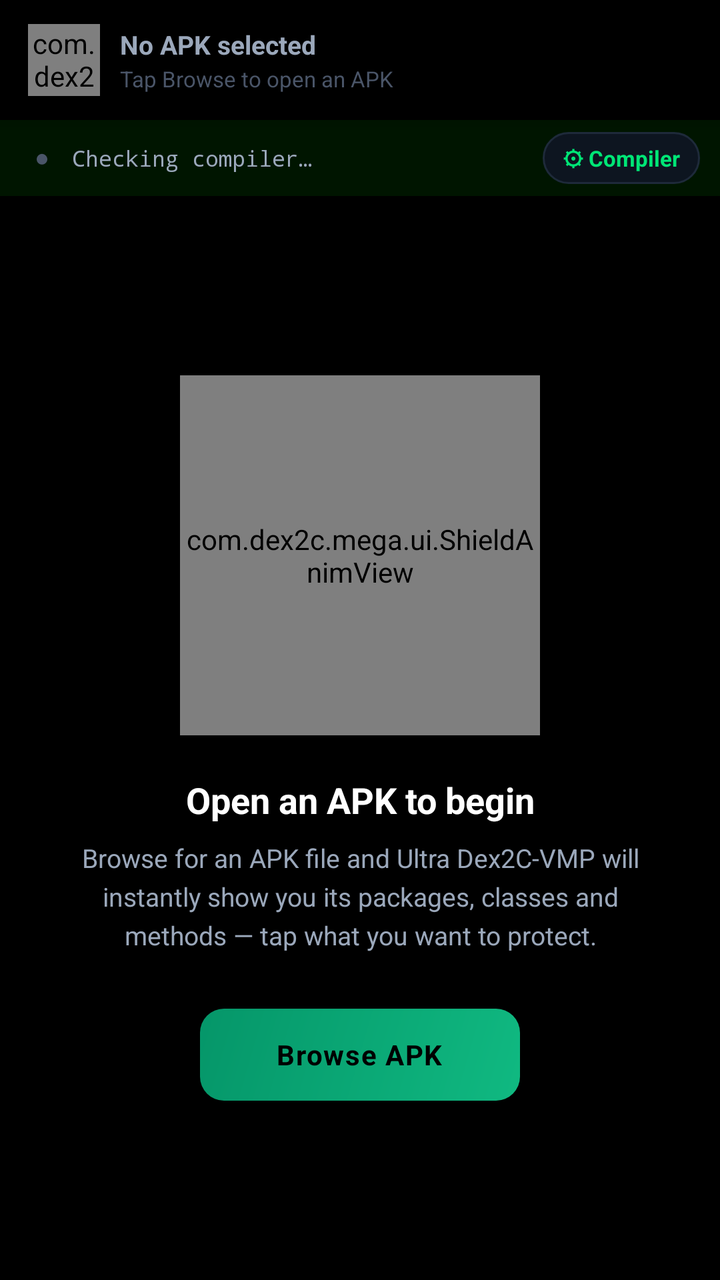
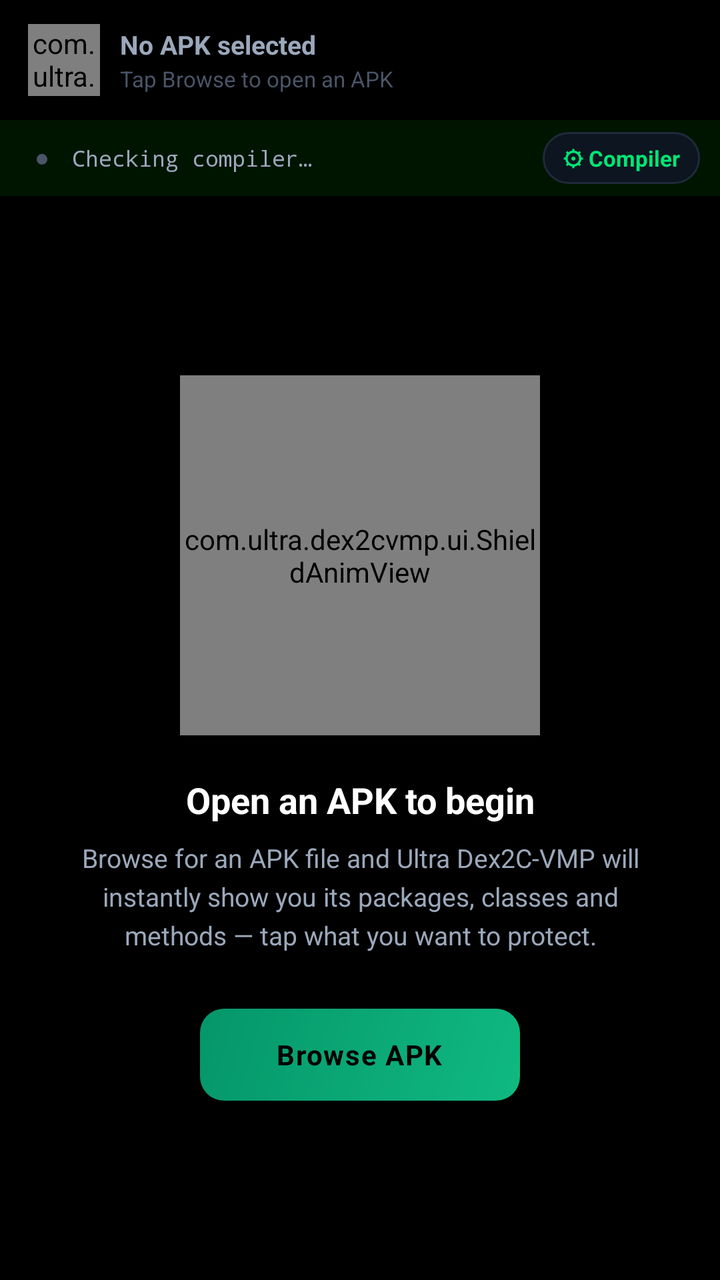

Compare the two renders of this Android layout. The source of the first and the diff that turns it into the second are given below.
<!-- AndroidManifest.xml: application theme Theme.Dex2cMega -->
<!-- res/layout/fragment_protect.xml -->
<?xml version="1.0" encoding="utf-8"?>
<LinearLayout xmlns:android="http://schemas.android.com/apk/res/android"
    xmlns:app="http://schemas.android.com/apk/res-auto"
    android:layout_width="match_parent"
    android:layout_height="match_parent"
    android:orientation="vertical"
    android:background="@color/bg_dark">

    
    <LinearLayout
        android:id="@+id/bar_apk"
        android:layout_width="match_parent"
        android:layout_height="wrap_content"
        android:orientation="horizontal"
        android:gravity="center_vertical"
        android:background="@color/nav_bg"
        android:paddingStart="14dp"
        android:paddingEnd="10dp"
        android:paddingTop="12dp"
        android:paddingBottom="12dp"
        android:elevation="4dp">

        
        <com.dex2c.mega.ui.ShieldAnimView
            android:layout_width="36dp"
            android:layout_height="36dp"
            android:layout_marginEnd="10dp" />

        <LinearLayout
            android:layout_width="0dp"
            android:layout_height="wrap_content"
            android:layout_weight="1"
            android:orientation="vertical"
            android:layout_marginEnd="8dp">

            <TextView
                android:id="@+id/tv_apk_name"
                android:layout_width="wrap_content"
                android:layout_height="wrap_content"
                android:text="No APK selected"
                android:textColor="@color/text_secondary"
                android:textSize="13sp"
                android:textStyle="bold"
                android:maxLines="1"
                android:ellipsize="middle" />

            <TextView
                android:id="@+id/tv_apk_size"
                android:layout_width="wrap_content"
                android:layout_height="wrap_content"
                android:text="Tap Browse to open an APK"
                android:textColor="@color/text_muted"
                android:textSize="11sp"
                android:layout_marginTop="1dp" />

        </LinearLayout>

        
        <TextView
            android:id="@+id/btn_reset"
            android:layout_width="34dp"
            android:layout_height="34dp"
            android:layout_marginStart="8dp"
            android:text="↺"
            android:textSize="20sp"
            android:textColor="@color/text_muted"
            android:gravity="center"
            android:background="@drawable/bg_card_border"
            android:clickable="true"
            android:focusable="true"
            android:visibility="gone" />

    </LinearLayout>

    
    <LinearLayout
        android:id="@+id/banner_compiler"
        android:layout_width="match_parent"
        android:layout_height="38dp"
        android:orientation="horizontal"
        android:gravity="center_vertical"
        android:background="#1500FF00"
        android:paddingStart="14dp"
        android:paddingEnd="10dp">

        <TextView
            android:id="@+id/tv_compiler_dot"
            android:layout_width="14dp"
            android:layout_height="14dp"
            android:text="⬤"
            android:textSize="8sp"
            android:textColor="@color/text_muted"
            android:gravity="center"
            android:layout_marginEnd="8dp" />

        <TextView
            android:id="@+id/tv_compiler_status"
            android:layout_width="0dp"
            android:layout_height="wrap_content"
            android:layout_weight="1"
            android:text="Checking compiler…"
            android:textColor="@color/text_secondary"
            android:textSize="11sp"
            android:fontFamily="monospace" />

        <TextView
            android:id="@+id/btn_compiler_setup"
            android:layout_width="wrap_content"
            android:layout_height="26dp"
            android:text="⚙ Compiler"
            android:textColor="@color/accent_green"
            android:textSize="11sp"
            android:textStyle="bold"
            android:gravity="center"
            android:paddingStart="10dp"
            android:paddingEnd="10dp"
            android:background="@drawable/bg_card_border"
            android:clickable="true"
            android:focusable="true" />

    </LinearLayout>

    
    <LinearLayout
        android:id="@+id/state_empty"
        android:layout_width="match_parent"
        android:layout_height="0dp"
        android:layout_weight="1"
        android:orientation="vertical"
        android:gravity="center"
        android:padding="32dp">

        <com.dex2c.mega.ui.ShieldAnimView
            android:layout_width="180dp"
            android:layout_height="180dp" />

        <TextView
            android:layout_width="wrap_content"
            android:layout_height="wrap_content"
            android:layout_marginTop="20dp"
            android:text="Open an APK to begin"
            android:textColor="@color/text_primary"
            android:textSize="18sp"
            android:textStyle="bold"
            android:gravity="center" />

        <TextView
            android:layout_width="wrap_content"
            android:layout_height="wrap_content"
            android:layout_marginTop="8dp"
            android:text="Browse for an APK file and Ultra Dex2C-VMP will instantly show you its packages, classes and methods — tap what you want to protect."
            android:textColor="@color/text_secondary"
            android:textSize="13sp"
            android:gravity="center"
            android:lineSpacingExtra="4dp" />

        
        <LinearLayout
            android:id="@+id/btn_pick_apk"
            android:layout_width="160dp"
            android:layout_height="46dp"
            android:layout_marginTop="28dp"
            android:background="@drawable/bg_btn_green"
            android:gravity="center"
            android:clickable="true"
            android:focusable="true">

            <TextView
                android:layout_width="wrap_content"
                android:layout_height="wrap_content"
                android:text="Browse APK"
                android:textColor="@color/black"
                android:textSize="14sp"
                android:textStyle="bold"
                android:letterSpacing="0.04" />

        </LinearLayout>

    </LinearLayout>

    
    <LinearLayout
        android:id="@+id/state_loading"
        android:layout_width="match_parent"
        android:layout_height="0dp"
        android:layout_weight="1"
        android:orientation="vertical"
        android:gravity="center"
        android:visibility="gone">

        <ProgressBar
            android:layout_width="48dp"
            android:layout_height="48dp"
            android:indeterminate="true"
            android:indeterminateTint="@color/accent_green" />

        <TextView
            android:id="@+id/tv_loading_msg"
            android:layout_width="wrap_content"
            android:layout_height="wrap_content"
            android:layout_marginTop="16dp"
            android:text="Parsing APK structure..."
            android:textColor="@color/text_secondary"
            android:textSize="14sp" />

    </LinearLayout>

    
    <LinearLayout
        android:id="@+id/state_tree"
        android:layout_width="match_parent"
        android:layout_height="0dp"
        android:layout_weight="1"
        android:orientation="vertical"
        android:visibility="gone">

        
        <LinearLayout
            android:layout_width="match_parent"
            android:layout_height="44dp"
            android:orientation="horizontal"
            android:gravity="center_vertical"
            android:background="@color/bg_card2"
            android:paddingStart="10dp"
            android:paddingEnd="10dp"
            android:paddingTop="6dp"
            android:paddingBottom="6dp">

            
            <LinearLayout
                android:id="@+id/tab_manual"
                android:layout_width="0dp"
                android:layout_height="match_parent"
                android:layout_weight="1"
                android:gravity="center"
                android:orientation="horizontal"
                android:background="@drawable/bg_btn_green"
                android:layout_marginEnd="5dp"
                android:clickable="true"
                android:focusable="true">

                <TextView
                    android:id="@+id/tv_tab_manual"
                    android:layout_width="wrap_content"
                    android:layout_height="wrap_content"
                    android:text="⛶  Manual"
                    android:textColor="@color/black"
                    android:textSize="12sp"
                    android:textStyle="bold" />

            </LinearLayout>

            
            <LinearLayout
                android:id="@+id/tab_class_list"
                android:layout_width="0dp"
                android:layout_height="match_parent"
                android:layout_weight="1"
                android:gravity="center"
                android:orientation="horizontal"
                android:background="@drawable/bg_card_border"
                android:layout_marginStart="5dp"
                android:clickable="true"
                android:focusable="true">

                <TextView
                    android:id="@+id/tv_tab_class_list"
                    android:layout_width="wrap_content"
                    android:layout_height="wrap_content"
                    android:text="☰  Class List"
                    android:textColor="@color/text_secondary"
                    android:textSize="12sp"
                    android:textStyle="bold" />

            </LinearLayout>

        </LinearLayout>

        
        <LinearLayout
            android:id="@+id/panel_manual"
            android:layout_width="match_parent"
            android:layout_height="0dp"
            android:layout_weight="1"
            android:orientation="vertical">

            
            <LinearLayout
                android:layout_width="match_parent"
                android:layout_height="46dp"
                android:orientation="horizontal"
                android:gravity="center_vertical"
                android:background="@color/bg_dark"
                android:paddingStart="12dp"
                android:paddingEnd="12dp"
                android:paddingTop="6dp"
                android:paddingBottom="6dp">

                <LinearLayout
                    android:layout_width="0dp"
                    android:layout_height="34dp"
                    android:layout_weight="1"
                    android:orientation="horizontal"
                    android:gravity="center_vertical"
                    android:background="@drawable/bg_card_border"
                    android:paddingStart="10dp"
                    android:paddingEnd="10dp">

                    <TextView
                        android:layout_width="wrap_content"
                        android:layout_height="wrap_content"
                        android:text="⌕"
                        android:textColor="@color/text_muted"
                        android:textSize="16sp"
                        android:layout_marginEnd="6dp" />

                    <EditText
                        android:id="@+id/et_search"
                        android:layout_width="0dp"
                        android:layout_height="match_parent"
                        android:layout_weight="1"
                        android:background="@null"
                        android:hint="Search package or class..."
                        android:textColorHint="@color/text_muted"
                        android:textColor="@color/text_primary"
                        android:textSize="13sp"
                        android:singleLine="true"
                        android:imeOptions="actionSearch"
                        android:inputType="text" />

                    <TextView
                        android:id="@+id/btn_clear_search"
                        android:layout_width="wrap_content"
                        android:layout_height="wrap_content"
                        android:text="✕"
                        android:textColor="@color/text_muted"
                        android:textSize="13sp"
                        android:visibility="gone"
                        android:paddingStart="6dp"
                        android:clickable="true"
                        android:focusable="true" />

                </LinearLayout>

            </LinearLayout>

            
            <LinearLayout
                android:layout_width="match_parent"
                android:layout_height="38dp"
                android:orientation="horizontal"
                android:gravity="center_vertical"
                android:paddingStart="14dp"
                android:paddingEnd="8dp"
                android:background="@color/bg_card2">

                <TextView
                    android:id="@+id/tv_selection_count"
                    android:layout_width="0dp"
                    android:layout_height="wrap_content"
                    android:layout_weight="1"
                    android:text="0 classes selected"
                    android:textColor="@color/text_muted"
                    android:textSize="12sp"
                    android:fontFamily="monospace" />

                <TextView
                    android:id="@+id/btn_select_all"
                    android:layout_width="wrap_content"
                    android:layout_height="wrap_content"
                    android:text="All"
                    android:textColor="@color/accent_green"
                    android:textSize="12sp"
                    android:textStyle="bold"
                    android:paddingStart="12dp"
                    android:paddingEnd="6dp"
                    android:paddingTop="6dp"
                    android:paddingBottom="6dp"
                    android:clickable="true"
                    android:focusable="true" />

                <TextView
                    android:layout_width="wrap_content"
                    android:layout_height="wrap_content"
                    android:text="|"
                    android:textColor="@color/text_muted"
                    android:textSize="12sp"
                    android:paddingStart="2dp"
                    android:paddingEnd="2dp" />

                <TextView
                    android:id="@+id/btn_clear_all"
                    android:layout_width="wrap_content"
                    android:layout_height="wrap_content"
                    android:text="Clear"
                    android:textColor="@color/text_muted"
                    android:textSize="12sp"
                    android:paddingStart="6dp"
                    android:paddingEnd="12dp"
                    android:paddingTop="6dp"
                    android:paddingBottom="6dp"
                    android:clickable="true"
                    android:focusable="true" />

            </LinearLayout>

            
            <androidx.recyclerview.widget.RecyclerView
                android:id="@+id/rv_tree"
                android:layout_width="match_parent"
                android:layout_height="0dp"
                android:layout_weight="1"
                android:background="@color/bg_dark"
                android:clipToPadding="false"
                android:paddingBottom="120dp"
                android:overScrollMode="never" />

        </LinearLayout>

        
        <LinearLayout
            android:id="@+id/panel_class_list"
            android:layout_width="match_parent"
            android:layout_height="0dp"
            android:layout_weight="1"
            android:orientation="vertical"
            android:visibility="gone">

            
            <LinearLayout
                android:layout_width="match_parent"
                android:layout_height="38dp"
                android:orientation="horizontal"
                android:gravity="center_vertical"
                android:background="@color/bg_card2"
                android:paddingStart="14dp"
                android:paddingEnd="8dp">

                <TextView
                    android:id="@+id/tv_class_list_count"
                    android:layout_width="0dp"
                    android:layout_height="wrap_content"
                    android:layout_weight="1"
                    android:text="0 classes"
                    android:textColor="@color/text_muted"
                    android:textSize="12sp"
                    android:fontFamily="monospace" />

                <TextView
                    android:id="@+id/btn_paste_classes"
                    android:layout_width="wrap_content"
                    android:layout_height="28dp"
                    android:text="⎗ Paste"
                    android:textColor="@color/accent_green"
                    android:textSize="12sp"
                    android:textStyle="bold"
                    android:fontFamily="monospace"
                    android:gravity="center"
                    android:paddingStart="12dp"
                    android:paddingEnd="12dp"
                    android:background="@drawable/bg_card_border"
                    android:layout_marginEnd="8dp"
                    android:clickable="true"
                    android:focusable="true" />

                <TextView
                    android:id="@+id/btn_clear_class_list"
                    android:layout_width="wrap_content"
                    android:layout_height="28dp"
                    android:text="✕ Clear"
                    android:textColor="@color/text_muted"
                    android:textSize="12sp"
                    android:gravity="center"
                    android:paddingStart="12dp"
                    android:paddingEnd="12dp"
                    android:background="@drawable/bg_card_border"
                    android:clickable="true"
                    android:focusable="true" />

            </LinearLayout>

            
            <ScrollView
                android:layout_width="match_parent"
                android:layout_height="0dp"
                android:layout_weight="1"
                android:background="@color/bg_dark"
                android:overScrollMode="never"
                android:fillViewport="true">

                <EditText
                    android:id="@+id/et_class_list"
                    android:layout_width="match_parent"
                    android:layout_height="wrap_content"
                    android:minHeight="300dp"
                    android:background="@null"
                    android:padding="14dp"
                    android:hint="Paste class names here, one per line&#10;&#10;com.example.app.MainActivity&#10;com.example.app.TokenInterceptor&#10;com.example.app.HardwareAttest"
                    android:textColorHint="@color/text_muted"
                    android:textColor="#80FFD4"
                    android:textSize="12sp"
                    android:fontFamily="monospace"
                    android:inputType="textMultiLine|textNoSuggestions"
                    android:gravity="top|start"
                    android:lineSpacingExtra="4dp"
                    android:scrollbars="none" />

            </ScrollView>

        </LinearLayout>

    </LinearLayout>

    
    <LinearLayout
        android:id="@+id/state_progress"
        android:layout_width="match_parent"
        android:layout_height="0dp"
        android:layout_weight="1"
        android:orientation="vertical"
        android:visibility="gone">

        
        <LinearLayout
            android:layout_width="match_parent"
            android:layout_height="wrap_content"
            android:orientation="horizontal"
            android:gravity="center_vertical"
            android:background="@color/bg_card2"
            android:paddingStart="14dp"
            android:paddingEnd="14dp"
            android:paddingTop="10dp"
            android:paddingBottom="10dp">

            <TextView
                android:id="@+id/tv_stage"
                android:layout_width="0dp"
                android:layout_height="wrap_content"
                android:layout_weight="1"
                android:text="Initializing..."
                android:textColor="@color/accent_green"
                android:textSize="12sp"
                android:fontFamily="monospace" />

            <TextView
                android:id="@+id/tv_timer"
                android:layout_width="wrap_content"
                android:layout_height="wrap_content"
                android:text="00:00"
                android:textColor="@color/text_muted"
                android:textSize="13sp"
                android:fontFamily="monospace"
                android:textStyle="bold" />

        </LinearLayout>

        <ProgressBar
            android:id="@+id/progress_bar"
            style="@style/Widget.AppCompat.ProgressBar.Horizontal"
            android:layout_width="match_parent"
            android:layout_height="6dp"
            android:max="100"
            android:progressTint="@color/accent_green"
            android:progressBackgroundTint="@color/bg_card2" />

        
        <LinearLayout
            android:layout_width="match_parent"
            android:layout_height="wrap_content"
            android:orientation="horizontal"
            android:gravity="center_vertical"
            android:paddingStart="14dp"
            android:paddingEnd="10dp"
            android:paddingTop="10dp"
            android:paddingBottom="6dp">

            <TextView
                android:layout_width="0dp"
                android:layout_height="wrap_content"
                android:layout_weight="1"
                android:text="CONSOLE"
                style="@style/SectionLabel"
                android:layout_marginBottom="0dp" />

            <TextView
                android:id="@+id/btn_copy_log"
                android:layout_width="wrap_content"
                android:layout_height="32dp"
                android:text="⎘ Copy"
                android:textColor="@color/accent_green"
                android:textSize="12sp"
                android:textStyle="bold"
                android:fontFamily="monospace"
                android:gravity="center"
                android:paddingStart="12dp"
                android:paddingEnd="12dp"
                android:background="@drawable/bg_card_border"
                android:clickable="true"
                android:focusable="true" />

        </LinearLayout>

        <ScrollView
            android:id="@+id/scroll_console"
            android:layout_width="match_parent"
            android:layout_height="0dp"
            android:layout_weight="1"
            android:background="@color/bg_dark"
            android:overScrollMode="never"
            android:paddingStart="4dp"
            android:paddingEnd="4dp"
            android:clipToPadding="false">

            <TextView
                android:id="@+id/tv_console"
                android:layout_width="match_parent"
                android:layout_height="wrap_content"
                android:padding="12dp"
                android:text=""
                android:textColor="#80FFD4"
                android:textSize="11sp"
                android:fontFamily="monospace"
                android:lineSpacingExtra="4dp" />

        </ScrollView>

    </LinearLayout>

    
    <LinearLayout
        android:id="@+id/bottom_action_bar"
        android:layout_width="match_parent"
        android:layout_height="wrap_content"
        android:orientation="vertical"
        android:background="@color/nav_bg"
        android:paddingStart="14dp"
        android:paddingEnd="14dp"
        android:paddingTop="10dp"
        android:paddingBottom="14dp"
        android:elevation="8dp"
        android:visibility="gone">

        
        <LinearLayout
            android:layout_width="match_parent"
            android:layout_height="wrap_content"
            android:orientation="horizontal"
            android:gravity="center_vertical"
            android:layout_marginBottom="6dp">

            <TextView
                android:layout_width="0dp"
                android:layout_height="wrap_content"
                android:layout_weight="1"
                android:text="Auto-Sign APK"
                android:textColor="@color/text_secondary"
                android:textSize="13sp" />

            <com.google.android.material.switchmaterial.SwitchMaterial
                android:id="@+id/switch_sign"
                android:layout_width="wrap_content"
                android:layout_height="wrap_content"
                android:checked="true" />

        </LinearLayout>

        
        <LinearLayout
            android:layout_width="match_parent"
            android:layout_height="wrap_content"
            android:orientation="horizontal"
            android:gravity="center_vertical"
            android:layout_marginBottom="10dp">

            <LinearLayout
                android:layout_width="0dp"
                android:layout_height="wrap_content"
                android:layout_weight="1"
                android:orientation="vertical">

                <TextView
                    android:id="@+id/tv_mode_title"
                    android:layout_width="wrap_content"
                    android:layout_height="wrap_content"
                    android:text="Dex2C Mode"
                    android:textColor="@color/text_secondary"
                    android:textSize="13sp" />

                <TextView
                    android:id="@+id/tv_mode_subtitle"
                    android:layout_width="wrap_content"
                    android:layout_height="wrap_content"
                    android:text="Bytecode stripped and rebuilt as hardened C++ native"
                    android:textColor="@color/text_secondary"
                    android:textSize="11sp" />

            </LinearLayout>

            <com.google.android.material.switchmaterial.SwitchMaterial
                android:id="@+id/switch_vmp"
                android:layout_width="wrap_content"
                android:layout_height="wrap_content"
                android:checked="false" />

        </LinearLayout>

        
        <LinearLayout
            android:layout_width="match_parent"
            android:layout_height="wrap_content"
            android:orientation="horizontal">

            <LinearLayout
                android:id="@+id/btn_cancel"
                android:layout_width="0dp"
                android:layout_height="46dp"
                android:layout_weight="1"
                android:gravity="center"
                android:background="@drawable/bg_card_border"
                android:layout_marginEnd="8dp"
                android:visibility="gone"
                android:clickable="true"
                android:focusable="true">

                <TextView
                    android:layout_width="wrap_content"
                    android:layout_height="wrap_content"
                    android:text="Cancel"
                    android:textColor="@color/danger"
                    android:textSize="13sp" />

            </LinearLayout>

            <LinearLayout
                android:id="@+id/btn_protect"
                android:layout_width="0dp"
                android:layout_height="46dp"
                android:layout_weight="3"
                android:gravity="center"
                android:background="@drawable/bg_btn_green"
                android:clickable="true"
                android:focusable="true">

                <TextView
                    android:id="@+id/btn_protect_label"
                    android:layout_width="wrap_content"
                    android:layout_height="wrap_content"
                    android:text="Run Protection"
                    android:textColor="@color/black"
                    android:textSize="14sp"
                    android:textStyle="bold" />

            </LinearLayout>

        </LinearLayout>

    </LinearLayout>

</LinearLayout>
<!-- resources referenced by this layout -->
<resources>
  <color name="accent_green">#00E676</color>
  <color name="bg_card2">#111E2E</color>
  <color name="bg_dark">#000000</color>
  <color name="black">#000000</color>
  <color name="danger">#EF4444</color>
  <color name="nav_bg">#000000</color>
  <color name="text_muted">#4A5568</color>
  <color name="text_primary">#FFFFFF</color>
  <color name="text_secondary">#9BA8BB</color>
  <!-- drawable bg_btn_green (drawable) -->
  <?xml version="1.0" encoding="utf-8"?>
  <shape xmlns:android="http://schemas.android.com/apk/res/android">
      <gradient
          android:type="linear"
          android:startColor="#10B981"
          android:endColor="#059669"
          android:angle="135" />
      <corners android:radius="12dp" />
  </shape>
  <!-- drawable bg_card_border (drawable) -->
  <?xml version="1.0" encoding="utf-8"?>
  <shape xmlns:android="http://schemas.android.com/apk/res/android">
      <solid android:color="@color/bg_card" />
      <stroke android:width="1dp" android:color="@color/border" />
      <corners android:radius="14dp" />
  </shape>
  <style name="SectionLabel">
          <item name="android:textColor">@color/text_muted</item>
          <item name="android:textSize">10sp</item>
          <item name="android:letterSpacing">0.15</item>
          <item name="android:textAllCaps">true</item>
          <item name="android:layout_marginBottom">8dp</item>
      </style>
  <style name="Theme.Dex2cMega" parent="Theme.MaterialComponents.DayNight.NoActionBar">
          <item name="colorPrimary">@color/accent_green</item>
          <item name="colorPrimaryVariant">@color/accent_green_dim</item>
          <item name="colorOnPrimary">@color/black</item>
          <item name="colorSecondary">@color/accent_blue</item>
          <item name="colorOnSecondary">@color/black</item>
          <item name="android:colorBackground">@color/bg_dark</item>
          <item name="colorSurface">@color/bg_card</item>
          <item name="colorOnSurface">@color/text_primary</item>
          <item name="android:windowBackground">@color/bg_dark</item>
          <item name="android:statusBarColor">@color/bg_dark</item>
          <item name="android:navigationBarColor">@color/nav_bg</item>
          <item name="android:fontFamily">sans-serif</item>
          <item name="switchStyle">@style/SwitchStyle</item>
      </style>
  <color name="bg_card">#0D1520</color>
  <color name="border">#1E2A3A</color>
  <color name="accent_green_dim">#00C853</color>
  <color name="accent_blue">#00E5FF</color>
  <style name="SwitchStyle" parent="Widget.MaterialComponents.CompoundButton.Switch">
          <item name="colorPrimary">@color/accent_green</item>
          <item name="colorControlActivated">@color/accent_green</item>
      </style>
</resources>

<!-- the commit's change to res/layout/fragment_protect.xml (unified diff, before → after) -->
@@ -21,7 +21,7 @@
         android:elevation="4dp">
 
         
-        <com.dex2c.mega.ui.ShieldAnimView
+        <com.ultra.dex2cvmp.ui.ShieldAnimView
             android:layout_width="36dp"
             android:layout_height="36dp"
             android:layout_marginEnd="10dp" />
@@ -130,7 +130,7 @@
         android:gravity="center"
         android:padding="32dp">
 
-        <com.dex2c.mega.ui.ShieldAnimView
+        <com.ultra.dex2cvmp.ui.ShieldAnimView
             android:layout_width="180dp"
             android:layout_height="180dp" />
 
